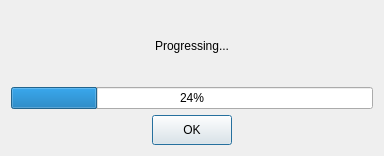
UofT-Seismic-Design-Team/Autobuilder-3.0, file resources/UI/autobuilder_buildtower.ui: the form before one commit.
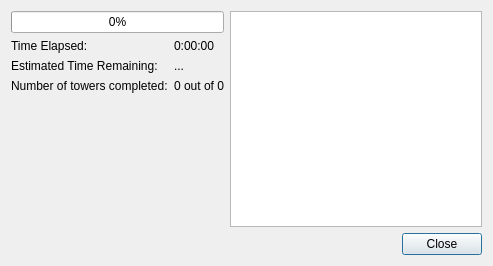
The form after the commit.

```diff
--- a/resources/UI/autobuilder_buildtower.ui
+++ b/resources/UI/autobuilder_buildtower.ui
@@ -6,51 +6,92 @@
    <rect>
     <x>0</x>
     <y>0</y>
-    <width>384</width>
-    <height>156</height>
+    <width>493</width>
+    <height>266</height>
    </rect>
   </property>
-  <property name="maximumSize">
-   <size>
-    <width>384</width>
-    <height>156</height>
-   </size>
-  </property>
   <property name="windowTitle">
    <string>Build Towers</string>
   </property>
   <layout class="QVBoxLayout" name="verticalLayout_2">
    <item>
-    <layout class="QVBoxLayout" name="verticalLayout">
+    <layout class="QHBoxLayout" name="horizontalLayout">
      <item>
-      <widget class="QLabel" name="progressLabel">
-       <property name="text">
-        <string>Progressing...</string>
-       </property>
-       <property name="alignment">
-        <set>Qt::AlignCenter</set>
-       </property>
-      </widget>
+      <layout class="QVBoxLayout" name="verticalLayout">
+       <item>
+        <widget class="QProgressBar" name="progressBar">
+         <property name="value">
+          <number>0</number>
+         </property>
+        </widget>
+       </item>
+       <item>
+        <layout class="QFormLayout" name="formLayout">
+         <item row="0" column="0">
+          <widget class="QLabel" name="teLabel">
+           <property name="text">
+            <string>Time Elapsed: </string>
+           </property>
+           <property name="alignment">
+            <set>Qt::AlignLeading|Qt::AlignLeft|Qt::AlignVCenter</set>
+           </property>
+          </widget>
+         </item>
+         <item row="0" column="1">
+          <widget class="QLabel" name="timeElapsedLabel">
+           <property name="text">
+            <string>0:00:00</string>
+           </property>
+          </widget>
+         </item>
+         <item row="2" column="0">
+          <widget class="QLabel" name="ntLabel">
+           <property name="text">
+            <string>Number of towers completed:</string>
+           </property>
+          </widget>
+         </item>
+         <item row="2" column="1">
+          <widget class="QLabel" name="numTowersLabel">
+           <property name="text">
+            <string>0 out of 0</string>
+           </property>
+          </widget>
+         </item>
+         <item row="1" column="0">
+          <widget class="QLabel" name="etlabel">
+           <property name="text">
+            <string>Estimated Time Remaining:</string>
+           </property>
+          </widget>
+         </item>
+         <item row="1" column="1">
+          <widget class="QLabel" name="estTimeLabel">
+           <property name="text">
+            <string>...</string>
+           </property>
+          </widget>
+         </item>
+        </layout>
+       </item>
+      </layout>
      </item>
      <item>
-      <widget class="QProgressBar" name="progressBar">
-       <property name="value">
-        <number>24</number>
+      <widget class="QTextEdit" name="logText">
+       <property name="readOnly">
+        <bool>true</bool>
        </property>
       </widget>
      </item>
     </layout>
    </item>
-   <item alignment="Qt::AlignHCenter">
-    <widget class="QPushButton" name="OkButton">
-     <property name="maximumSize">
-      <size>
-       <width>100</width>
-       <height>30</height>
-      </size>
+   <item>
+    <widget class="QDialogButtonBox" name="buttonBox">
+     <property name="standardButtons">
+      <set>QDialogButtonBox::Close</set>
      </property>
-     <property name="text">
-      <string>OK</string>
+     <property name="centerButtons">
+      <bool>false</bool>
      </property>
     </widget>
    </item>
```
